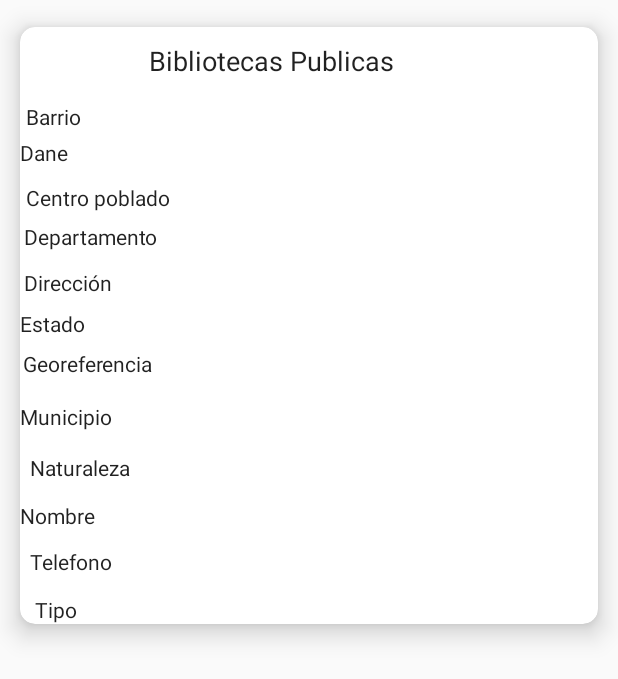
After one commit to juaburgos/AppFinalAndroid, an Android app: the layout cardparques.xml on its own in the app's theme, with its tools: preview values and no code run, on a phone screen of 412 x 824 dp. The commit adds this screen. Shown: the top 679 px of the screen. Run offline under Robolectric (Android 15) with nearby library versions, the phone set to English and light mode, and no system bars.

Commit message:
Proyecto final

```diff
--- a/app/src/main/java/isa/appfinalandroid/MainActivity.java
+++ b/app/src/main/java/isa/appfinalandroid/MainActivity.java
@@ -149,6 +149,7 @@ public class MainActivity extends AppCompatActivity
         } else if (id == R.id.nav_manage) {
 /*            Intent i=new Intent(this,MapsActivity.class);
             startActivity(i);*/
+            fragmentClass=ParquesFragment.class;
         } else if (id == R.id.nav_share) {
             fragmentClass=MpasFragment.class;
 
--- /dev/null
+++ b/app/src/main/res/layout/cardparques.xml
@@ -0,0 +1,252 @@
+<?xml version="1.0" encoding="utf-8"?>
+<android.support.v7.widget.CardView xmlns:android="http://schemas.android.com/apk/res/android"
+    xmlns:card_view="http://schemas.android.com/apk/res-auto"
+    xmlns:tools="http://schemas.android.com/tools"
+    android:id="@+id/card_view"
+    android:layout_width="match_parent"
+    android:layout_height="wrap_content"
+    android:background="?attr/actionModeSplitBackground"
+    android:orientation="horizontal"
+    card_view:cardCornerRadius="10dp"
+    card_view:cardElevation="10dp"
+    card_view:cardUseCompatPadding="true">
+
+    <AbsoluteLayout
+        android:layout_width="match_parent"
+        android:layout_height="wrap_content"
+        android:orientation="horizontal">
+
+
+        <TextView
+            android:id="@+id/titulo"
+            android:layout_width="202dp"
+            android:layout_height="wrap_content"
+            android:layout_x="86dp"
+            android:layout_y="10dp"
+            android:text="Bibliotecas Publicas"
+            android:textAppearance="@style/TextAppearance.AppCompat.Headline"
+            android:textSize="18sp" />
+
+        <TextView
+            android:id="@+id/txt_correo"
+            android:layout_width="wrap_content"
+            android:layout_height="wrap_content"
+            android:layout_x="4dp"
+            android:layout_y="50dp"
+            android:text="Barrio"
+            android:textAppearance="@style/TextAppearance.AppCompat.Body1" />
+
+        <TextView
+            android:id="@+id/txt_direccion"
+            android:layout_width="wrap_content"
+            android:layout_height="wrap_content"
+            android:layout_x="0dp"
+            android:layout_y="74dp"
+            android:text="Dane"
+            android:textAppearance="@style/TextAppearance.AppCompat.Body1" />
+
+        <TextView
+            android:id="@+id/txt_entidad"
+            android:layout_width="wrap_content"
+            android:layout_height="wrap_content"
+            android:layout_x="4dp"
+            android:layout_y="104dp"
+            android:text="Centro poblado"
+            android:textAppearance="@style/TextAppearance.AppCompat.Body1" />
+
+        <TextView
+            android:id="@+id/txt_nombre"
+            android:layout_width="wrap_content"
+            android:layout_height="wrap_content"
+            android:layout_x="3dp"
+            android:layout_y="130dp"
+            android:text="Departamento"
+            android:textAppearance="@style/TextAppearance.AppCompat.Body1" />
+
+        <TextView
+            android:id="@+id/txt_telefono"
+            android:layout_width="wrap_content"
+            android:layout_height="wrap_content"
+            android:layout_x="3dp"
+            android:layout_y="161dp"
+            android:text="Dirección"
+            android:textAppearance="@style/TextAppearance.AppCompat.Body1" />
+
+        <TextView
+            android:id="@+id/txt_establecimiento"
+            android:layout_width="wrap_content"
+            android:layout_height="wrap_content"
+            android:layout_x="0dp"
+            android:layout_y="188dp"
+            android:text="Estado"
+            android:textAppearance="@style/TextAppearance.AppCompat.Body1" />
+
+        <TextView
+            android:id="@+id/textView2"
+            android:layout_width="wrap_content"
+            android:layout_height="wrap_content"
+            android:layout_x="2dp"
+            android:layout_y="215dp"
+            android:text="Georeferencia"
+            android:textAppearance="@style/TextAppearance.AppCompat.Body1" />
+
+        <TextView
+            android:id="@+id/textView3"
+            android:layout_width="wrap_content"
+            android:layout_height="wrap_content"
+            android:layout_x="0dp"
+            android:layout_y="250dp"
+            android:text="Municipio"
+            android:textAppearance="@style/TextAppearance.AppCompat.Body1" />
+
+        <TextView
+            android:id="@+id/ed_ba"
+            android:layout_width="match_parent"
+            android:layout_height="wrap_content"
+            android:layout_x="72dp"
+            android:layout_y="51dp"
+            android:textAppearance="@style/TextAppearance.AppCompat.Body1" />
+
+        <TextView
+            android:id="@+id/ed_dan"
+            android:layout_width="match_parent"
+            android:layout_height="wrap_content"
+            android:layout_x="74dp"
+            android:layout_y="77dp"
+            android:textAppearance="@style/TextAppearance.AppCompat.Body1" />
+
+        <TextView
+            android:id="@+id/ed_cent"
+            android:layout_width="match_parent"
+            android:layout_height="wrap_content"
+            android:layout_x="110dp"
+            android:layout_y="105dp"
+            android:textAppearance="@style/TextAppearance.AppCompat.Body1" />
+
+        <TextView
+            android:id="@+id/ed_depa"
+            android:layout_width="match_parent"
+            android:layout_height="wrap_content"
+            android:layout_x="105dp"
+            android:layout_y="133dp"
+            android:textAppearance="@style/TextAppearance.AppCompat.Body1" />
+
+        <TextView
+            android:id="@+id/ed_direc"
+            android:layout_width="match_parent"
+            android:layout_height="wrap_content"
+            android:layout_x="77dp"
+            android:layout_y="160dp"
+            android:textAppearance="@style/TextAppearance.AppCompat.Body1" />
+
+        <TextView
+            android:id="@+id/ed_esta"
+            android:layout_width="match_parent"
+            android:layout_height="wrap_content"
+            android:layout_x="79dp"
+            android:layout_y="187dp"
+            android:textAppearance="@style/TextAppearance.AppCompat.Body1" />
+
+        <TextView
+            android:id="@+id/ed_geo"
+            android:layout_width="match_parent"
+            android:layout_height="wrap_content"
+            android:layout_x="98dp"
+            android:layout_y="214dp"
+            android:textAppearance="@style/TextAppearance.AppCompat.Body1" />
+
+        <TextView
+            android:id="@+id/ed_muni"
+            android:layout_width="match_parent"
+            android:layout_height="wrap_content"
+            android:layout_x="85dp"
+            android:layout_y="243dp"
+            android:textAppearance="@style/TextAppearance.AppCompat.Body1" />
+
+        <TextView
+            android:id="@+id/textView8"
+            android:layout_width="wrap_content"
+            android:layout_height="wrap_content"
+            android:layout_x="7dp"
+            android:layout_y="284dp"
+            android:text="Naturaleza"
+            android:textAppearance="@style/TextAppearance.AppCompat.Body1"
+            tools:layout_editor_absoluteX="1dp"
+            tools:layout_editor_absoluteY="13dp" />
+
+        <TextView
+            android:id="@+id/textView9"
+            android:layout_width="wrap_content"
+            android:layout_height="wrap_content"
+            android:layout_x="0dp"
+            android:layout_y="316dp"
+            android:text="Nombre"
+            android:textAppearance="@style/TextAppearance.AppCompat.Body1"
+            tools:layout_editor_absoluteX="9dp"
+            tools:layout_editor_absoluteY="0dp" />
+
+        <TextView
+            android:id="@+id/textView10"
+            android:layout_width="wrap_content"
+            android:layout_height="wrap_content"
+            android:layout_x="7dp"
+            android:layout_y="347dp"
+            android:text="Telefono"
+            android:textAppearance="@style/TextAppearance.AppCompat.Body1"
+            tools:layout_editor_absoluteX="14dp"
+            tools:layout_editor_absoluteY="3dp" />
+
+        <TextView
+            android:id="@+id/textView11"
+            android:layout_width="wrap_content"
+            android:layout_height="wrap_content"
+            android:layout_x="10dp"
+            android:layout_y="379dp"
+            android:text="Tipo"
+            android:textAppearance="@style/TextAppearance.AppCompat.Body1"
+            tools:layout_editor_absoluteX="9dp"
+            tools:layout_editor_absoluteY="317dp" />
+
+        <TextView
+            android:id="@+id/ed_natu"
+            android:layout_width="253dp"
+            android:layout_height="wrap_content"
+            android:layout_x="99dp"
+            android:layout_y="279dp"
+            android:textAppearance="@style/TextAppearance.AppCompat.Body1"
+            tools:layout_editor_absoluteX="22dp"
+            tools:layout_editor_absoluteY="1dp" />
+
+        <TextView
+            android:id="@+id/ed_no"
+            android:layout_width="248dp"
+            android:layout_height="wrap_content"
+            android:layout_x="92dp"
+            android:layout_y="315dp"
+            android:textAppearance="@style/TextAppearance.AppCompat.Body1"
+            tools:layout_editor_absoluteX="54dp"
+            tools:layout_editor_absoluteY="302dp" />
+
+        <TextView
+            android:id="@+id/ed_tel"
+            android:layout_width="248dp"
+            android:layout_height="wrap_content"
+            android:layout_x="91dp"
+            android:layout_y="348dp"
+            android:textAppearance="@style/TextAppearance.AppCompat.Body1"
+            tools:layout_editor_absoluteX="0dp"
+            tools:layout_editor_absoluteY="8dp" />
+
+        <TextView
+            android:id="@+id/ed_tip"
+            android:layout_width="253dp"
+            android:layout_height="wrap_content"
+            android:layout_x="90dp"
+            android:layout_y="375dp"
+            android:textAppearance="@style/TextAppearance.AppCompat.Body1"
+            tools:layout_editor_absoluteX="17dp"
+            tools:layout_editor_absoluteY="11dp" />
+
+
+    </AbsoluteLayout>
+</android.support.v7.widget.CardView>
--- a/app/src/main/res/menu/activity_main_drawer.xml
+++ b/app/src/main/res/menu/activity_main_drawer.xml
@@ -19,7 +19,7 @@
         <item
             android:id="@+id/nav_manage"
             android:icon="@drawable/ic_menu_manage"
-            android:title="Mapa" />
+            android:title="Parques" />
     </group>
 
     <item android:title="Communicate">
```
Also changed, not shown: app/src/main/java/isa/appfinalandroid/ParquesFragment.java (added, +126 -0 lines), app/src/main/java/isa/appfinalandroid/api4/DatosApiCuatro.java (added, +16 -0 lines), app/src/main/java/isa/appfinalandroid/models4/DataAdapterCuatro.java (added, +92 -0 lines), app/src/main/java/isa/appfinalandroid/models4/ParquesNacionales.java (added, +121 -0 lines), app/src/main/res/layout/fragment_parques.xml (added, +27 -0 lines).
